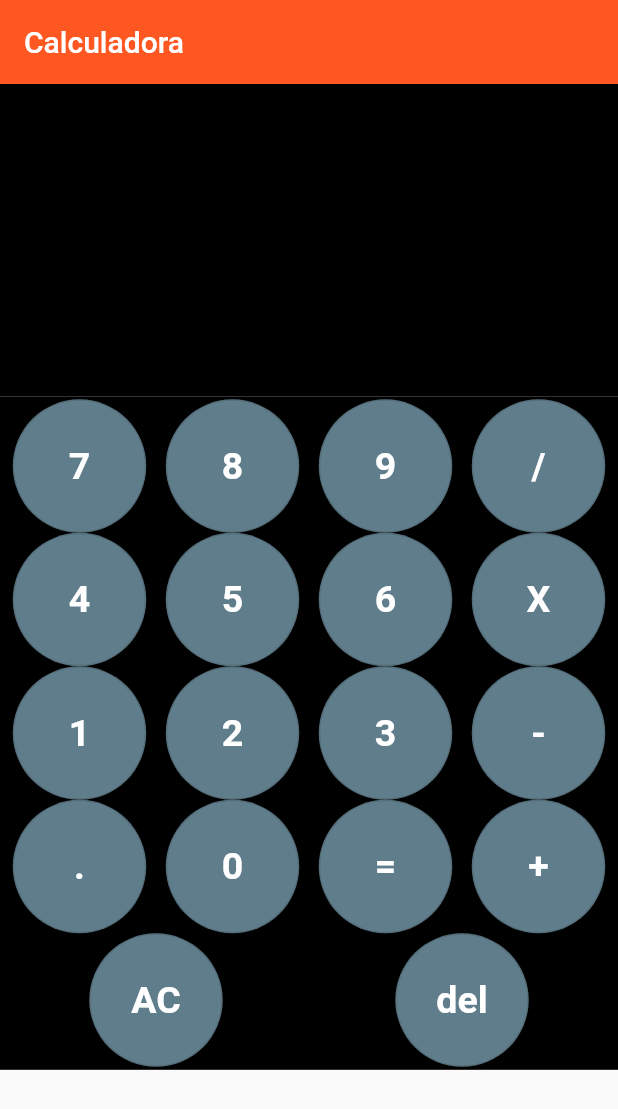
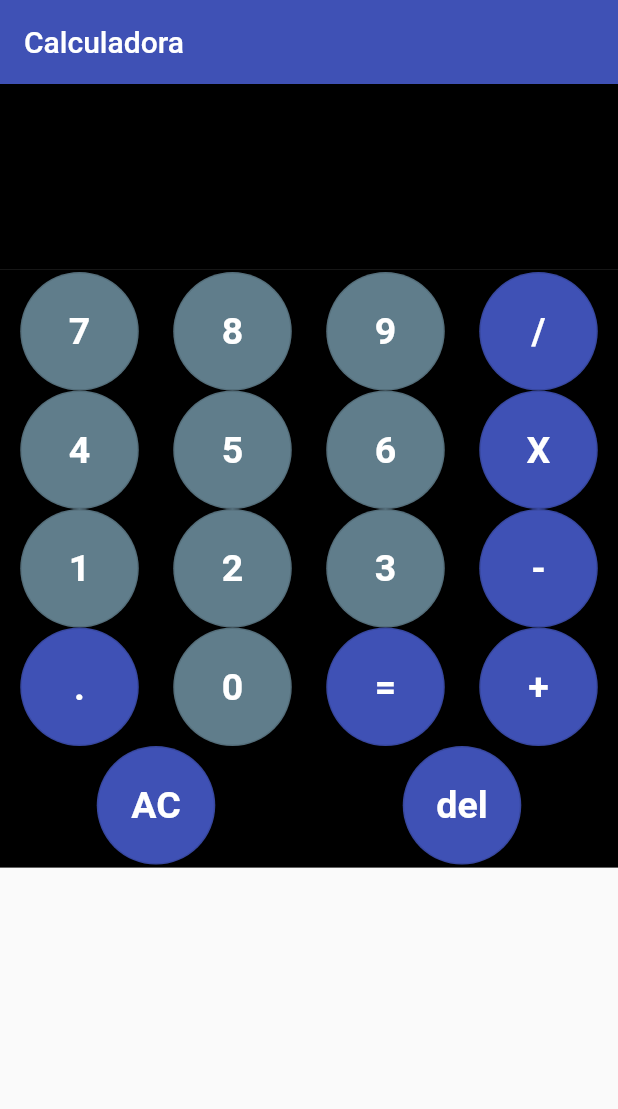
Before and after one commit to carlaval655/calculadora_flutter, a Flutter app: the screen it shows after launch, on a phone screen of 412 x 824 dp. Shown: the top 1109 px of the screen. Run offline on Flutter 3.47's test engine with Material 2 defaults, Android fonts, the phone set to English and light mode, and no system bars.

Commit message:
Calculadora terminada

```diff
--- a/lib/main.dart
+++ b/lib/main.dart
@@ -12,9 +12,8 @@ class MyApp extends StatelessWidget {
   @override
   Widget build(BuildContext context) {
     return MaterialApp(
-      title: 'Flutter Demo',
       theme: ThemeData(
-        primarySwatch: Colors.deepOrange,
+        primarySwatch: Colors.indigo,
       ),
       home: const MyHomePage(title: 'Calculadora'),
     );
@@ -99,8 +98,30 @@ class _MyHomePageState extends State<MyHomePage> {
     return Expanded(
       child: OutlinedButton(
         style: OutlinedButton.styleFrom(
-          padding: EdgeInsets.all(30),
+          padding: EdgeInsets.all(25),
           backgroundColor: Colors.blueGrey,
+          shape: CircleBorder(),
+        ),
+        onPressed: () {
+          buttonPressed(buttonText);
+        },
+        child: Text(buttonText,
+        style: TextStyle(
+          fontSize: 25,
+          fontWeight: FontWeight.bold,
+          color: Colors.white,
+        ),
+        ),
+      )
+      );
+  }
+
+ Widget buildOperationButton(String buttonText) {
+    return Expanded(
+      child: OutlinedButton(
+        style: OutlinedButton.styleFrom(
+          padding: EdgeInsets.all(25),
+          backgroundColor: Colors.indigo,
           shape: CircleBorder(),
         ),
         onPressed: () {
@@ -129,7 +150,7 @@ class _MyHomePageState extends State<MyHomePage> {
             decoration: BoxDecoration(color: Colors.black),
             alignment: Alignment.centerRight,
             padding: EdgeInsets.symmetric(
-              vertical: 83.1,
+              vertical: 40.7,
               horizontal: 12,
             ),
             child: Text(output,
@@ -148,33 +169,33 @@ class _MyHomePageState extends State<MyHomePage> {
                 buildButton("7"),
                 buildButton('8'),
                 buildButton('9'),
-                buildButton('/'),
+                buildOperationButton('/'),
               ]),
 
               Row(children: [
                 buildButton('4'),
                 buildButton('5'),
                 buildButton('6'),
-                buildButton('X'),
+                buildOperationButton('X'),
               ]),
 
               Row(children: [
                 buildButton('1'),
                 buildButton('2'),
                 buildButton('3'),
-                buildButton('-'),
+                buildOperationButton('-'),
               ]),
 
               Row(children: [
-                buildButton('.'),
+                buildOperationButton('.'),
                 buildButton('0'),
-                buildButton('='),
-                buildButton('+'),
+                buildOperationButton('='),
+                buildOperationButton('+'),
               ]),
 
               Row(children: [
-                buildButton('AC'),
-                buildButton("del"),
+                buildOperationButton('AC'),
+                buildOperationButton("del"),
               ]),
 
             ]),
```
